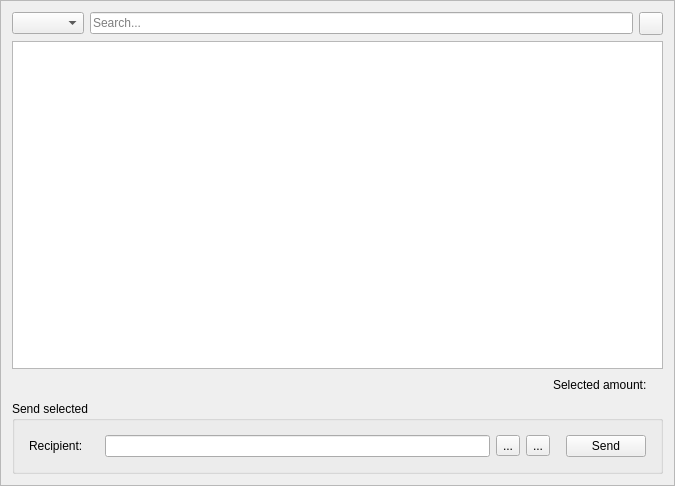
Qt form src/gui/ui/coinsframe.ui (aivve/KarbowanecWallet) before a commit.
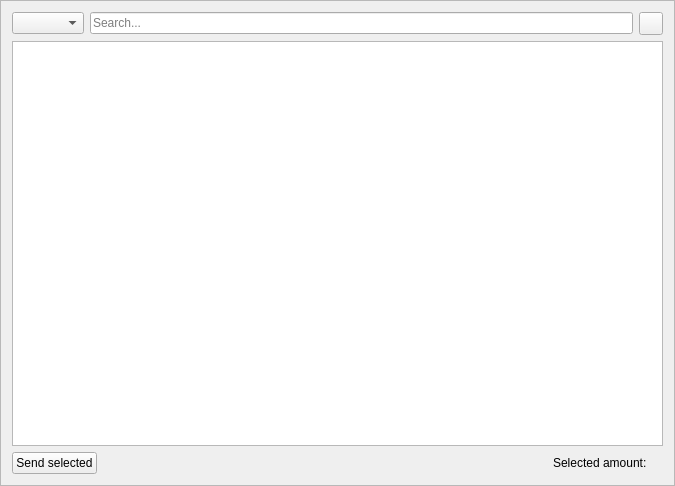
The same form after that commit. Icons and pictures are not drawn.

Commit message: Start refactoring manual sending outputs with switch to Send tab

```diff
--- a/src/gui/ui/coinsframe.ui
+++ b/src/gui/ui/coinsframe.ui
@@ -84,6 +84,17 @@
    </item>
    <item>
     <layout class="QHBoxLayout" name="horizontalLayout">
+     <item>
+      <widget class="QPushButton" name="m_sendButton">
+       <property name="text">
+        <string>Send selected</string>
+       </property>
+       <property name="icon">
+        <iconset resource="../../resources.qrc">
+         <normaloff>:/icons/send</normaloff>:/icons/send</iconset>
+       </property>
+      </widget>
+     </item>
      <item>
       <spacer name="horizontalSpacer">
        <property name="orientation">
@@ -113,102 +124,6 @@
      </item>
     </layout>
    </item>
-   <item>
-    <widget class="QGroupBox" name="groupBox">
-     <property name="minimumSize">
-      <size>
-       <width>0</width>
-       <height>50</height>
-      </size>
-     </property>
-     <property name="title">
-      <string>Send selected</string>
-     </property>
-     <layout class="QVBoxLayout" name="verticalLayout_2">
-      <item>
-       <layout class="QHBoxLayout" name="horizontalLayout">
-        <property name="leftMargin">
-         <number>5</number>
-        </property>
-        <property name="topMargin">
-         <number>5</number>
-        </property>
-        <property name="rightMargin">
-         <number>5</number>
-        </property>
-        <property name="bottomMargin">
-         <number>5</number>
-        </property>
-        <item>
-         <widget class="QLabel" name="label">
-          <property name="minimumSize">
-           <size>
-            <width>70</width>
-            <height>0</height>
-           </size>
-          </property>
-          <property name="text">
-           <string>Recipient:</string>
-          </property>
-         </widget>
-        </item>
-        <item>
-         <widget class="QLineEdit" name="m_addressEdit"/>
-        </item>
-        <item>
-         <widget class="QToolButton" name="m_addressBookButton">
-          <property name="text">
-           <string>...</string>
-          </property>
-          <property name="icon">
-           <iconset resource="../../resources.qrc">
-            <normaloff>:/icons/add_recepient</normaloff>:/icons/add_recepient</iconset>
-          </property>
-         </widget>
-        </item>
-        <item>
-         <widget class="QToolButton" name="m_pasteButton">
-          <property name="text">
-           <string>...</string>
-          </property>
-          <property name="icon">
-           <iconset resource="../../resources.qrc">
-            <normaloff>:/icons/paste</normaloff>:/icons/paste</iconset>
-          </property>
-         </widget>
-        </item>
-        <item>
-         <spacer name="horizontalSpacer_3">
-          <property name="orientation">
-           <enum>Qt::Horizontal</enum>
-          </property>
-          <property name="sizeType">
-           <enum>QSizePolicy::Fixed</enum>
-          </property>
-          <property name="sizeHint" stdset="0">
-           <size>
-            <width>10</width>
-            <height>20</height>
-           </size>
-          </property>
-         </spacer>
-        </item>
-        <item>
-         <widget class="QPushButton" name="m_sendButton">
-          <property name="text">
-           <string>Send</string>
-          </property>
-          <property name="icon">
-           <iconset resource="../../resources.qrc">
-            <normaloff>:/icons/send</normaloff>:/icons/send</iconset>
-          </property>
-         </widget>
-        </item>
-       </layout>
-      </item>
-     </layout>
-    </widget>
-   </item>
   </layout>
  </widget>
  <resources>
```
Left out of the diff: 48 changed lines with no effect on the pictures. The commit also changes 7 other files.
